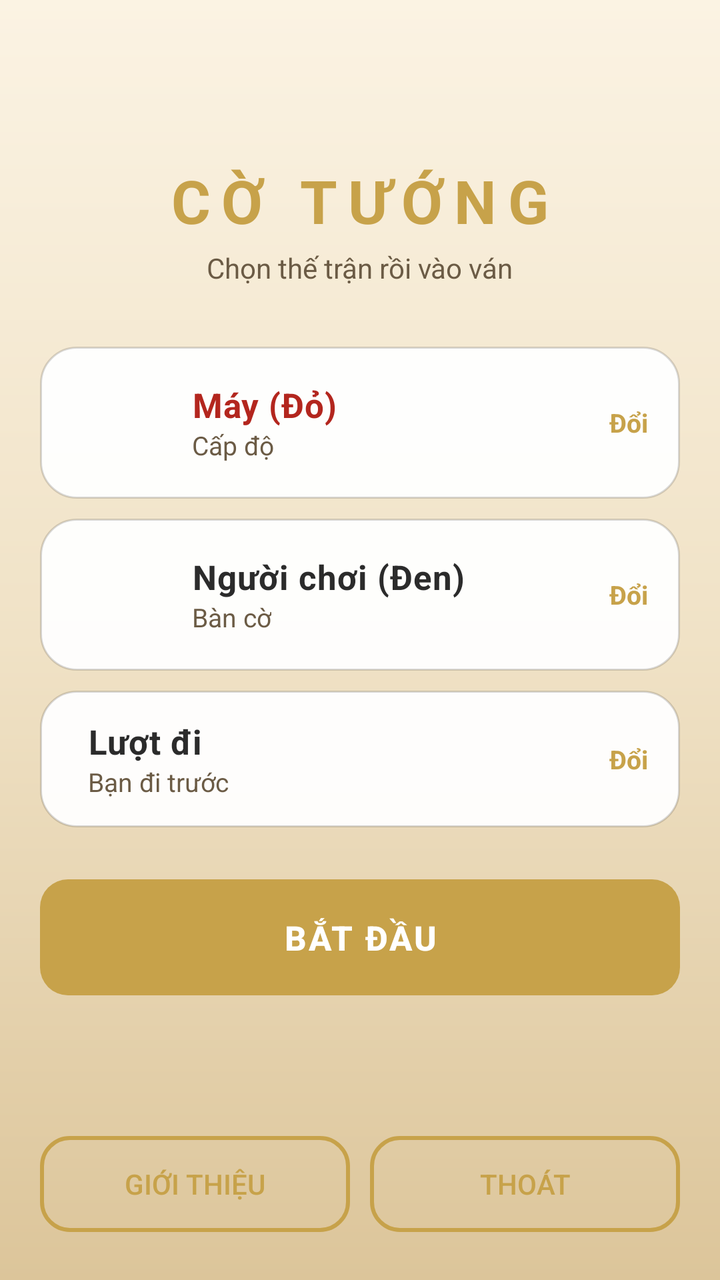
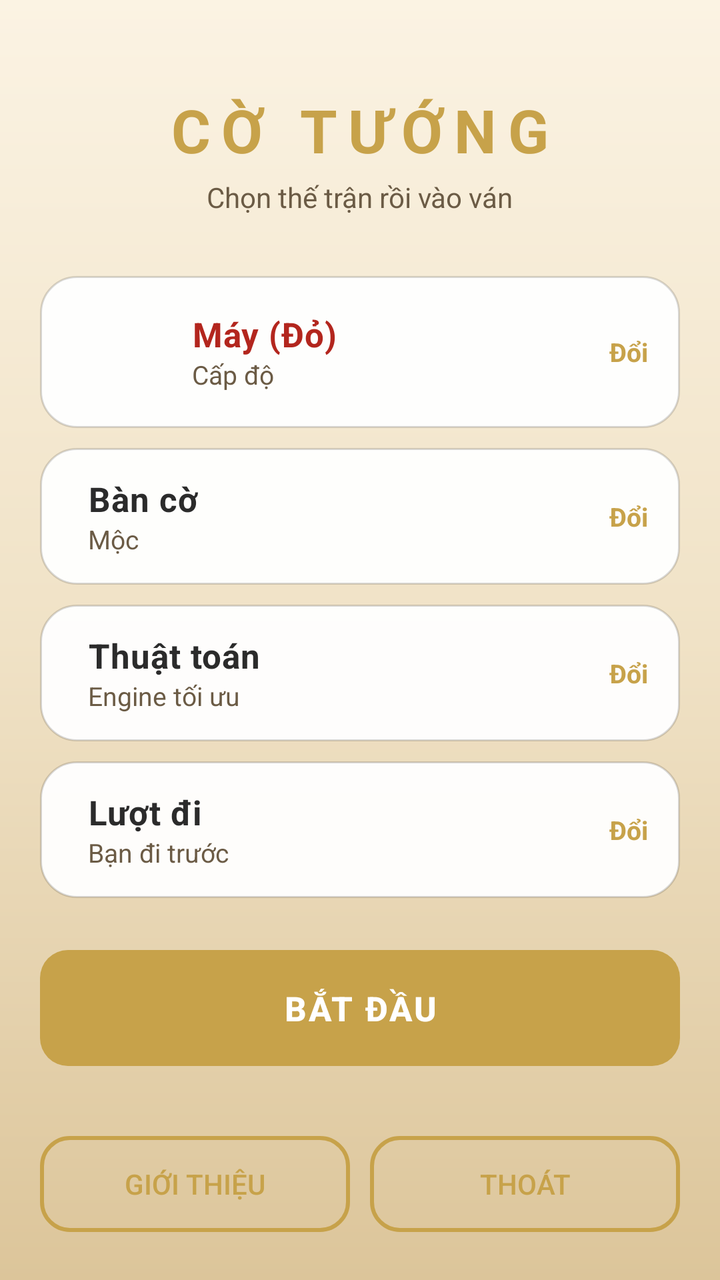

Compare the two renders of this Android layout. The source of the first and the diff that turns it into the second are given below.
<!-- AndroidManifest.xml: application theme AppTheme -->
<!-- res/layout/menu.xml -->
<?xml version="1.0" encoding="utf-8"?>
<ScrollView xmlns:android="http://schemas.android.com/apk/res/android"
    xmlns:tools="http://schemas.android.com/tools"
    android:id="@+id/menu_root"
    android:layout_width="match_parent"
    android:layout_height="match_parent"
    android:background="@drawable/bg_game"
    android:fillViewport="true">

    <LinearLayout
        android:layout_width="match_parent"
        android:layout_height="wrap_content"
        android:gravity="center_horizontal"
        android:orientation="vertical"
        android:paddingStart="20dp"
        android:paddingTop="28dp"
        android:paddingEnd="20dp"
        android:paddingBottom="24dp">

        <View
            android:layout_width="match_parent"
            android:layout_height="0dp"
            android:layout_weight="1" />

        <TextView
            android:layout_width="wrap_content"
            android:layout_height="wrap_content"
            android:letterSpacing="0.18"
            android:text="@string/lobby_title"
            android:textColor="@color/gold"
            android:textSize="30sp"
            android:textStyle="bold" />

        <TextView
            android:layout_width="wrap_content"
            android:layout_height="wrap_content"
            android:layout_marginTop="4dp"
            android:text="@string/lobby_subtitle"
            android:textColor="@color/textMuted"
            android:textSize="14sp" />

        
        <LinearLayout
            android:id="@+id/level_button"
            android:layout_width="match_parent"
            android:layout_height="wrap_content"
            android:layout_marginTop="30dp"
            android:background="@drawable/bg_side_card_idle"
            android:elevation="3dp"
            android:foreground="?attr/selectableItemBackground"
            android:gravity="center_vertical"
            android:orientation="horizontal"
            android:paddingStart="12dp"
            android:paddingTop="12dp"
            android:paddingEnd="16dp"
            android:paddingBottom="12dp">

            <ImageView
                android:id="@+id/lobby_computer_avatar"
                android:layout_width="52dp"
                android:layout_height="52dp"
                android:padding="5dp"
                tools:ignore="ContentDescription" />

            <LinearLayout
                android:layout_width="0dp"
                android:layout_height="wrap_content"
                android:layout_marginStart="12dp"
                android:layout_weight="1"
                android:orientation="vertical">

                <TextView
                    android:layout_width="wrap_content"
                    android:layout_height="wrap_content"
                    android:letterSpacing="0.02"
                    android:text="@string/computer_label"
                    android:textColor="@color/sideRed"
                    android:textSize="17sp"
                    android:textStyle="bold" />

                <TextView
                    android:id="@+id/lobby_level_value"
                    android:layout_width="wrap_content"
                    android:layout_height="wrap_content"
                    android:text="@string/level_label"
                    android:textColor="@color/textMuted"
                    android:textSize="13sp" />
            </LinearLayout>

            <TextView
                android:layout_width="wrap_content"
                android:layout_height="wrap_content"
                android:text="@string/lobby_change"
                android:textColor="@color/gold"
                android:textSize="13sp"
                android:textStyle="bold" />
        </LinearLayout>

        
        <LinearLayout
            android:id="@+id/theme_button"
            android:layout_width="match_parent"
            android:layout_height="wrap_content"
            android:layout_marginTop="10dp"
            android:background="@drawable/bg_side_card_idle"
            android:elevation="3dp"
            android:foreground="?attr/selectableItemBackground"
            android:gravity="center_vertical"
            android:orientation="horizontal"
            android:paddingStart="12dp"
            android:paddingTop="12dp"
            android:paddingEnd="16dp"
            android:paddingBottom="12dp">

            <ImageView
                android:id="@+id/lobby_player_avatar"
                android:layout_width="52dp"
                android:layout_height="52dp"
                android:padding="5dp"
                tools:ignore="ContentDescription" />

            <LinearLayout
                android:layout_width="0dp"
                android:layout_height="wrap_content"
                android:layout_marginStart="12dp"
                android:layout_weight="1"
                android:orientation="vertical">

                <TextView
                    android:layout_width="wrap_content"
                    android:layout_height="wrap_content"
                    android:letterSpacing="0.02"
                    android:text="@string/player_label"
                    android:textColor="@color/sideBlack"
                    android:textSize="17sp"
                    android:textStyle="bold" />

                <TextView
                    android:id="@+id/lobby_theme_value"
                    android:layout_width="wrap_content"
                    android:layout_height="wrap_content"
                    android:text="@string/theme_label"
                    android:textColor="@color/textMuted"
                    android:textSize="13sp" />
            </LinearLayout>

            <TextView
                android:layout_width="wrap_content"
                android:layout_height="wrap_content"
                android:text="@string/lobby_change"
                android:textColor="@color/gold"
                android:textSize="13sp"
                android:textStyle="bold" />
        </LinearLayout>

        
        <LinearLayout
            android:id="@+id/turn_button"
            android:layout_width="match_parent"
            android:layout_height="wrap_content"
            android:layout_marginTop="10dp"
            android:background="@drawable/bg_side_card_idle"
            android:elevation="3dp"
            android:foreground="?attr/selectableItemBackground"
            android:gravity="center_vertical"
            android:orientation="horizontal"
            android:paddingStart="24dp"
            android:paddingTop="14dp"
            android:paddingEnd="16dp"
            android:paddingBottom="14dp">

            <LinearLayout
                android:layout_width="0dp"
                android:layout_height="wrap_content"
                android:layout_weight="1"
                android:orientation="vertical">

                <TextView
                    android:layout_width="wrap_content"
                    android:layout_height="wrap_content"
                    android:letterSpacing="0.02"
                    android:text="@string/turn_label"
                    android:textColor="@color/sideBlack"
                    android:textSize="17sp"
                    android:textStyle="bold" />

                <TextView
                    android:id="@+id/lobby_turn_value"
                    android:layout_width="wrap_content"
                    android:layout_height="wrap_content"
                    android:text="@string/first_label"
                    android:textColor="@color/textMuted"
                    android:textSize="13sp" />
            </LinearLayout>

            <TextView
                android:layout_width="wrap_content"
                android:layout_height="wrap_content"
                android:text="@string/lobby_change"
                android:textColor="@color/gold"
                android:textSize="13sp"
                android:textStyle="bold" />
        </LinearLayout>

        <Button
            android:id="@+id/new_button"
            android:layout_width="match_parent"
            android:layout_height="58dp"
            android:layout_marginTop="26dp"
            android:background="@drawable/bg_button_gold"
            android:letterSpacing="0.06"
            android:stateListAnimator="@null"
            android:text="@string/new_game_label"
            android:textColor="@android:color/white"
            android:textSize="17sp"
            android:textStyle="bold" />

        <View
            android:layout_width="match_parent"
            android:layout_height="0dp"
            android:layout_weight="1"
            android:minHeight="20dp" />

        <LinearLayout
            android:layout_width="match_parent"
            android:layout_height="wrap_content"
            android:layout_marginTop="18dp"
            android:orientation="horizontal">

            <Button
                android:id="@+id/about_button"
                android:layout_width="0dp"
                android:layout_height="48dp"
                android:layout_weight="1"
                android:background="@drawable/bg_button_ghost"
                android:stateListAnimator="@null"
                android:text="@string/about_label"
                android:textColor="@color/gold"
                android:textSize="14sp"
                tools:ignore="ButtonStyle" />

            <Button
                android:id="@+id/exit_button"
                android:layout_width="0dp"
                android:layout_height="48dp"
                android:layout_marginStart="10dp"
                android:layout_weight="1"
                android:background="@drawable/bg_button_ghost"
                android:stateListAnimator="@null"
                android:text="@string/exit_label"
                android:textColor="@color/gold"
                android:textSize="14sp"
                tools:ignore="ButtonStyle" />
        </LinearLayout>
    </LinearLayout>
</ScrollView>
<!-- resources referenced by this layout -->
<resources>
  <color name="gold">#C7A24A</color>
  <color name="sideBlack">#2B2B2B</color>
  <color name="sideRed">#B3261E</color>
  <color name="textMuted">#6B5B45</color>
  <!-- drawable bg_button_ghost (drawable) -->
  <?xml version="1.0" encoding="utf-8"?>
  <ripple xmlns:android="http://schemas.android.com/apk/res/android"
      android:color="@color/rippleGold">
      <item>
          <shape android:shape="rectangle">
              <solid android:color="@android:color/transparent" />
              <stroke
                  android:width="2dp"
                  android:color="@color/gold" />
              <corners android:radius="14dp" />
          </shape>
      </item>
  </ripple>
  <!-- drawable bg_button_gold (drawable) -->
  <?xml version="1.0" encoding="utf-8"?>
  <ripple xmlns:android="http://schemas.android.com/apk/res/android"
      android:color="@color/rippleLight">
      <item>
          <shape android:shape="rectangle">
              <solid android:color="@color/gold" />
              <corners android:radius="14dp" />
          </shape>
      </item>
  </ripple>
  <!-- drawable bg_game (drawable) -->
  <?xml version="1.0" encoding="utf-8"?>
  <shape xmlns:android="http://schemas.android.com/apk/res/android"
      android:shape="rectangle">
      <gradient
          android:angle="270"
          android:centerColor="@color/bgMid"
          android:endColor="@color/bgBottom"
          android:startColor="@color/bgTop"
          android:type="linear" />
  </shape>
  <!-- drawable bg_side_card_idle (drawable) -->
  <?xml version="1.0" encoding="utf-8"?>
  <shape xmlns:android="http://schemas.android.com/apk/res/android"
      android:shape="rectangle">
      <solid android:color="@color/cardIdle" />
      <stroke
          android:width="1dp"
          android:color="@color/cardStroke" />
      <corners android:radius="18dp" />
  </shape>
  <string name="about_label">Giới thiệu</string>
  <string name="computer_label">Máy (Đỏ)</string>
  <string name="exit_label">Thoát</string>
  <string name="first_label">Bạn đi trước</string>
  <string name="level_label">Cấp độ</string>
  <string name="lobby_change">Đổi</string>
  <string name="lobby_subtitle">Chọn thế trận rồi vào ván</string>
  <string name="lobby_title">CỜ TƯỚNG</string>
  <string name="new_game_label">Bắt đầu</string>
  <string name="player_label">Người chơi (Đen)</string>
  <string name="theme_label">Bàn cờ</string>
  <string name="turn_label">Lượt đi</string>
  <style name="AppTheme" parent="Theme.AppCompat.Light.NoActionBar">
          <item name="colorPrimary">@color/colorPrimary</item>
          <item name="colorPrimaryDark">@color/colorPrimaryDark</item>
          <item name="colorAccent">@color/colorAccent</item>
      </style>
  <color name="rippleGold">#33C7A24A</color>
  <color name="rippleLight">#55FFFFFF</color>
  <color name="bgMid">#F0E2C6</color>
  <color name="bgBottom">#DCC59A</color>
  <color name="bgTop">#FBF3E3</color>
  <color name="cardIdle">#F2FFFFFF</color>
  <color name="cardStroke">#26000000</color>
  <color name="colorPrimary">#3F51B5</color>
  <color name="colorPrimaryDark">#303F9F</color>
  <color name="colorAccent">#FF4081</color>
</resources>

<!-- the commit's change to res/layout/menu.xml (unified diff, before → after) -->
@@ -107,30 +107,22 @@
             android:foreground="?attr/selectableItemBackground"
             android:gravity="center_vertical"
             android:orientation="horizontal"
-            android:paddingStart="12dp"
-            android:paddingTop="12dp"
-            android:paddingEnd="16dp"
-            android:paddingBottom="12dp">
-
-            <ImageView
-                android:id="@+id/lobby_player_avatar"
-                android:layout_width="52dp"
-                android:layout_height="52dp"
-                android:padding="5dp"
-                tools:ignore="ContentDescription" />
-
-            <LinearLayout
-                android:layout_width="0dp"
-                android:layout_height="wrap_content"
-                android:layout_marginStart="12dp"
-                android:layout_weight="1"
-                android:orientation="vertical">
-
-                <TextView
-                    android:layout_width="wrap_content"
-                    android:layout_height="wrap_content"
-                    android:letterSpacing="0.02"
-                    android:text="@string/player_label"
+            android:paddingStart="24dp"
+            android:paddingTop="14dp"
+            android:paddingEnd="16dp"
+            android:paddingBottom="14dp">
+
+            <LinearLayout
+                android:layout_width="0dp"
+                android:layout_height="wrap_content"
+                android:layout_weight="1"
+                android:orientation="vertical">
+
+                <TextView
+                    android:layout_width="wrap_content"
+                    android:layout_height="wrap_content"
+                    android:letterSpacing="0.02"
+                    android:text="@string/theme_label"
                     android:textColor="@color/sideBlack"
                     android:textSize="17sp"
                     android:textStyle="bold" />
@@ -139,7 +131,56 @@
                     android:id="@+id/lobby_theme_value"
                     android:layout_width="wrap_content"
                     android:layout_height="wrap_content"
-                    android:text="@string/theme_label"
+                    android:text="@string/theme_moc"
+                    android:textColor="@color/textMuted"
+                    android:textSize="13sp" />
+            </LinearLayout>
+
+            <TextView
+                android:layout_width="wrap_content"
+                android:layout_height="wrap_content"
+                android:text="@string/lobby_change"
+                android:textColor="@color/gold"
+                android:textSize="13sp"
+                android:textStyle="bold" />
+        </LinearLayout>
+
+        
+        <LinearLayout
+            android:id="@+id/algorithm_button"
+            android:layout_width="match_parent"
+            android:layout_height="wrap_content"
+            android:layout_marginTop="10dp"
+            android:background="@drawable/bg_side_card_idle"
+            android:elevation="3dp"
+            android:foreground="?attr/selectableItemBackground"
+            android:gravity="center_vertical"
+            android:orientation="horizontal"
+            android:paddingStart="24dp"
+            android:paddingTop="14dp"
+            android:paddingEnd="16dp"
+            android:paddingBottom="14dp">
+
+            <LinearLayout
+                android:layout_width="0dp"
+                android:layout_height="wrap_content"
+                android:layout_weight="1"
+                android:orientation="vertical">
+
+                <TextView
+                    android:layout_width="wrap_content"
+                    android:layout_height="wrap_content"
+                    android:letterSpacing="0.02"
+                    android:text="@string/algorithm_label"
+                    android:textColor="@color/sideBlack"
+                    android:textSize="17sp"
+                    android:textStyle="bold" />
+
+                <TextView
+                    android:id="@+id/lobby_algorithm_value"
+                    android:layout_width="wrap_content"
+                    android:layout_height="wrap_content"
+                    android:text="@string/algorithm_engine"
                     android:textColor="@color/textMuted"
                     android:textSize="13sp" />
             </LinearLayout>
<!-- resource entries referenced after the edit -->
@@ -51,6 +51,8 @@
       <corners android:radius="18dp" />
   </shape>
   <string name="about_label">Giới thiệu</string>
+  <string name="algorithm_engine">Engine tối ưu</string>
+  <string name="algorithm_label">Thuật toán</string>
   <string name="computer_label">Máy (Đỏ)</string>
   <string name="exit_label">Thoát</string>
   <string name="first_label">Bạn đi trước</string>
@@ -59,8 +61,8 @@
   <string name="lobby_subtitle">Chọn thế trận rồi vào ván</string>
   <string name="lobby_title">CỜ TƯỚNG</string>
   <string name="new_game_label">Bắt đầu</string>
-  <string name="player_label">Người chơi (Đen)</string>
   <string name="theme_label">Bàn cờ</string>
+  <string name="theme_moc">Mộc</string>
   <string name="turn_label">Lượt đi</string>
   <style name="AppTheme" parent="Theme.AppCompat.Light.NoActionBar">
           <item name="colorPrimary">@color/colorPrimary</item>
